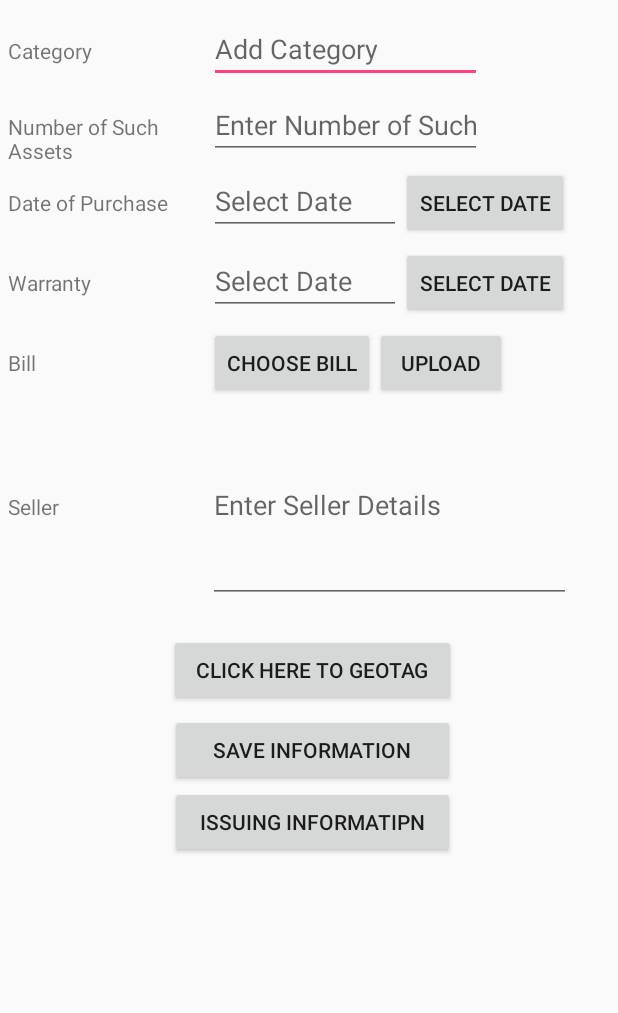
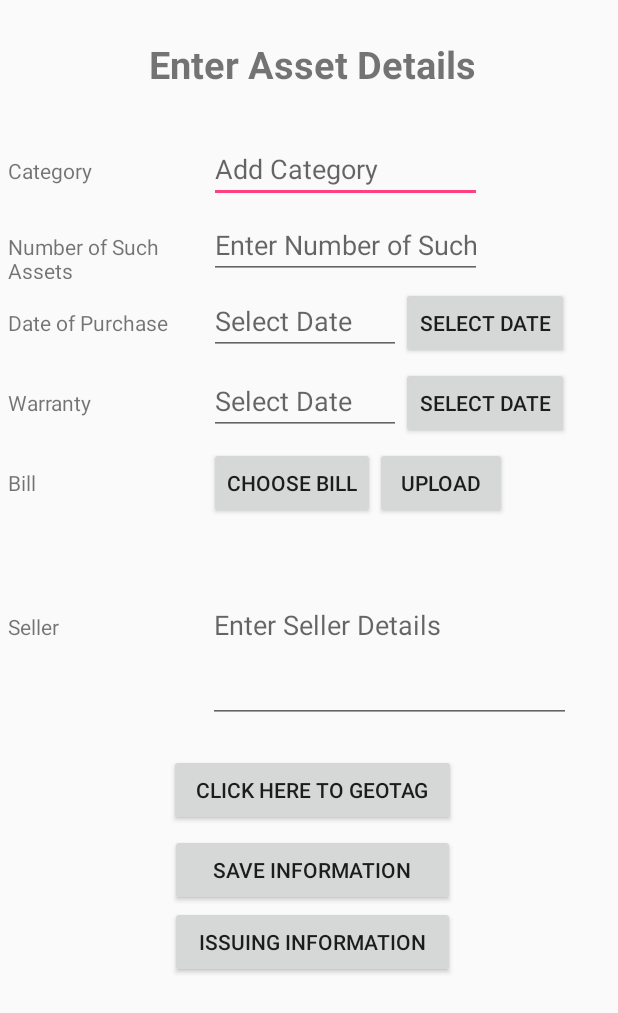
Before and after one commit to PrinceSumberia/assets-management, an Android app: the Details screen opened directly, with no data from a screen before it, on a phone screen of 412 x 824 dp. Shown: the top 1013 px of the screen. Run offline under Robolectric (Android 15) with nearby library versions, the phone set to English and light mode, and no system bars; our stand-ins replace Firebase (no records; nobody signed in at launch, a user with empty details on screens opened directly); libraries missing offline, so code that uses them is left out: ai.api, ai.api.android.

Commit message:
Added Code

```diff
--- a/app/src/main/res/layout/activity_details.xml
+++ b/app/src/main/res/layout/activity_details.xml
@@ -7,10 +7,19 @@
     android:orientation="vertical"
     tools:context=".Details">
 
+    <TextView
+        android:layout_marginTop="25dp"
+        android:layout_width="wrap_content"
+        android:layout_height="wrap_content"
+        android:text="Enter Asset Details"
+        android:textSize="25sp"
+        android:textStyle="bold"
+        android:layout_gravity="center"/>
+
     <LinearLayout
         android:layout_width="wrap_content"
         android:layout_height="wrap_content"
-        android:layout_marginTop="10dp"
+        android:layout_marginTop="30dp"
         android:layout_marginBottom="5dp"
         android:orientation="horizontal">
 
@@ -159,7 +168,7 @@
         android:layout_width="190dp"
         android:layout_height="wrap_content"
         android:layout_gravity="center"
-        android:text="Issuing Informatipn" />
+        android:text="Issuing Information" />
 
     <TextView
         android:id="@+id/num"
```
